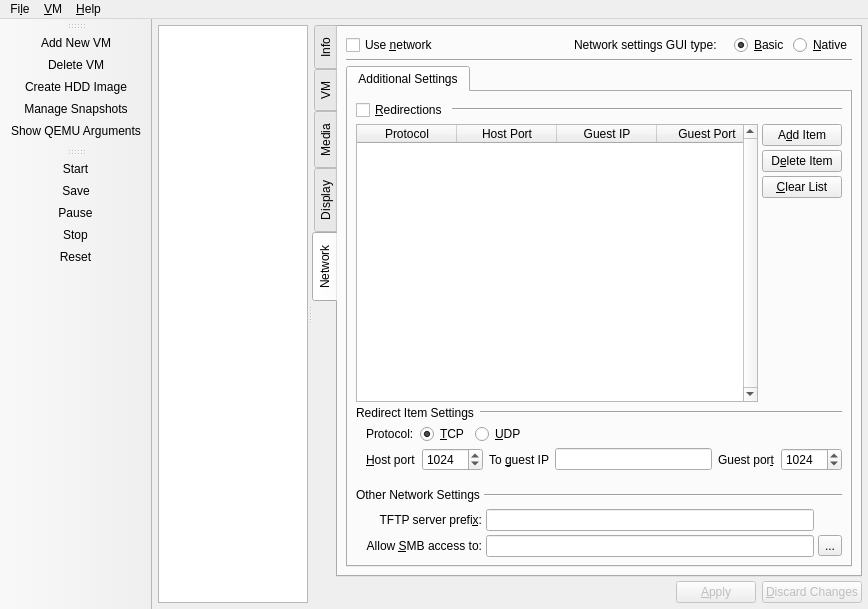
The window that src/Main_Window.ui (tobimensch/aqemu) describes before a commit, drawn with Qt 5.
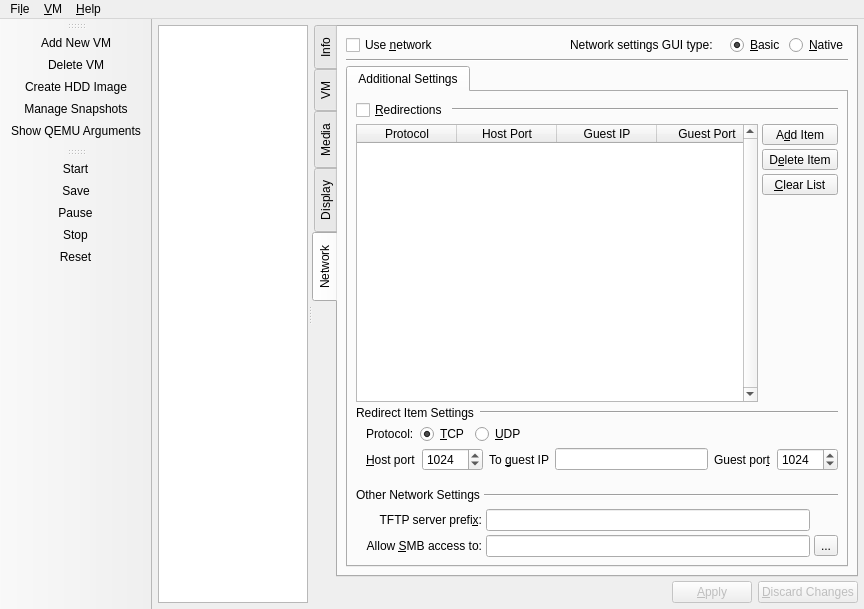
The same window after the commit. The open tabs and pages were chosen to show the change. Icons and pictures are not drawn. Custom widgets are drawn as their Qt base class.

Commit message: Improved look of buttons with icon and text, by making the text go under the icon.

Diff of the .ui file:
```diff
--- a/src/Main_Window.ui
+++ b/src/Main_Window.ui
@@ -2390,7 +2390,13 @@
                     <number>0</number>
                    </property>
                    <item>
-                    <widget class="QPushButton" name="Button_Add_Redirections">
+                    <widget class="QToolButton" name="Button_Add_Redirections">
+                     <property name="sizePolicy">
+                      <sizepolicy hsizetype="Minimum" vsizetype="Fixed">
+                       <horstretch>0</horstretch>
+                       <verstretch>0</verstretch>
+                      </sizepolicy>
+                     </property>
                      <property name="text">
                       <string>A&amp;dd Item</string>
                      </property>
@@ -2398,10 +2404,13 @@
                       <iconset resource="../resources/icons.qrc">
                        <normaloff>:/add.png</normaloff>:/add.png</iconset>
                      </property>
+                     <property name="toolButtonStyle">
+                      <enum>Qt::ToolButtonTextUnderIcon</enum>
+                     </property>
                     </widget>
                    </item>
                    <item>
-                    <widget class="QPushButton" name="Button_Delete_Redirections">
+                    <widget class="QToolButton" name="Button_Delete_Redirections">
                      <property name="sizePolicy">
                       <sizepolicy hsizetype="Minimum" vsizetype="Fixed">
                        <horstretch>0</horstretch>
@@ -2415,10 +2424,13 @@
                       <iconset resource="../resources/icons.qrc">
                        <normaloff>:/remove.png</normaloff>:/remove.png</iconset>
                      </property>
+                     <property name="toolButtonStyle">
+                      <enum>Qt::ToolButtonTextUnderIcon</enum>
+                     </property>
                     </widget>
                    </item>
                    <item>
-                    <widget class="QPushButton" name="Button_Clear_Redirections">
+                    <widget class="QToolButton" name="Button_Clear_Redirections">
                      <property name="sizePolicy">
                       <sizepolicy hsizetype="Minimum" vsizetype="Fixed">
                        <horstretch>0</horstretch>
@@ -2432,6 +2444,9 @@
                       <iconset resource="../resources/icons.qrc">
                        <normaloff>:/error.png</normaloff>:/error.png</iconset>
                      </property>
+                     <property name="toolButtonStyle">
+                      <enum>Qt::ToolButtonTextUnderIcon</enum>
+                     </property>
                     </widget>
                    </item>
                    <item>
```
Left out of the diff: 4 changed lines with no effect on the pictures. The commit also changes 3 other files.
